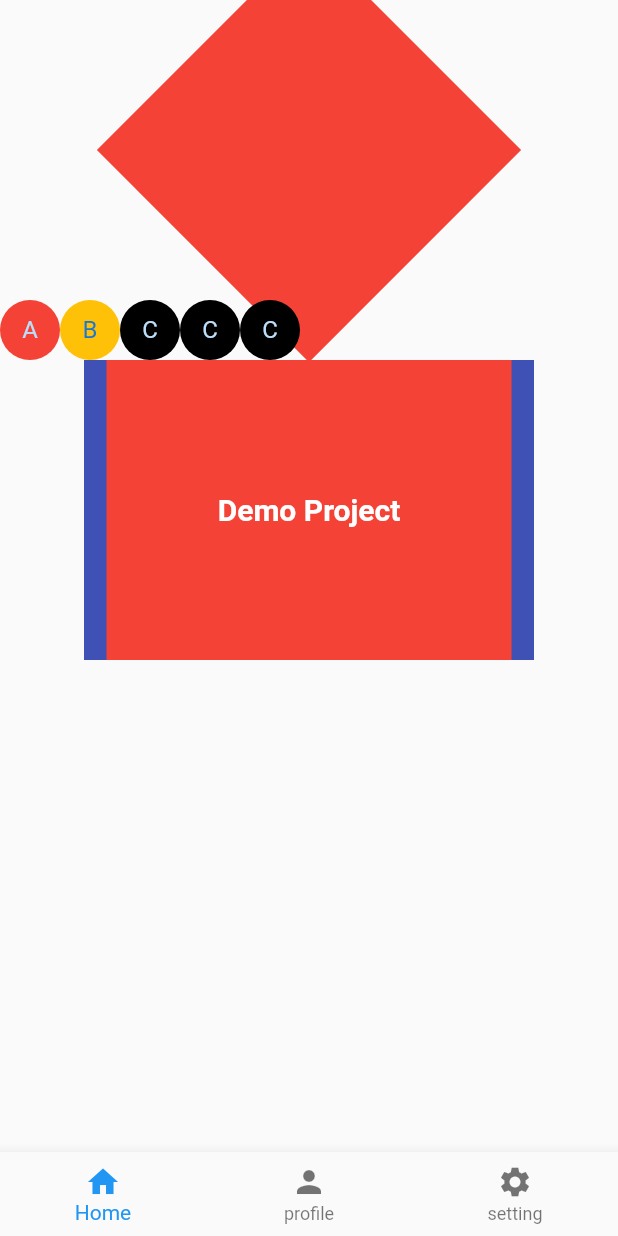
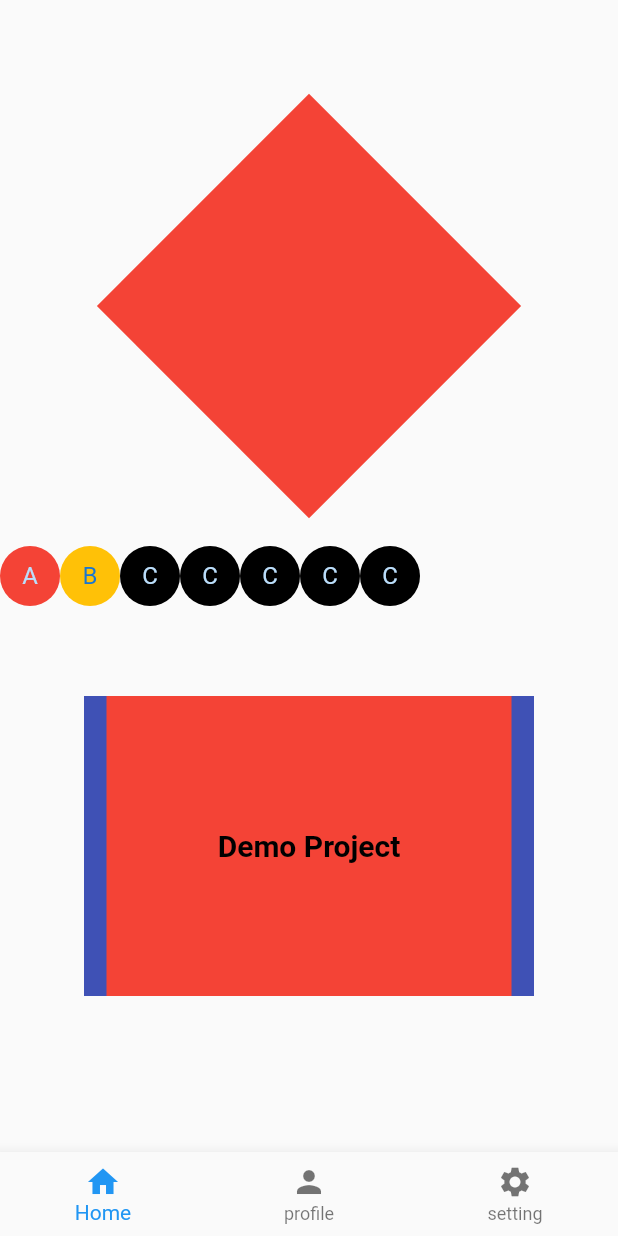
Before and after one commit to januthummar09/bottom_navigation_bar_screen, a Flutter app: the screen it shows after launch, on a phone screen of 412 x 824 dp. Run offline on Flutter 3.47's test engine with Material 2 defaults, Android fonts, the light colour scheme and no system bars.

Commit message:
first commit

```diff
--- a/lib/ab.dart
+++ /dev/null
@@ -1,70 +0,0 @@
-import 'package:flutter/material.dart';
-
-import 'common_widget/common_container.dart';
-
-class Ab extends StatefulWidget {
-  const Ab({Key? key}) : super(key: key);
-
-  @override
-  State<Ab> createState() => _AbState();
-}
-
-class _AbState extends State<Ab> {
-  @override
-  Widget build(BuildContext context) {
-    return Scaffold(
-        body: Column(
-      children: [
-        Center(
-          child: RotationTransition(
-            turns: const AlwaysStoppedAnimation(45 / 360),
-            child: Container(
-              height: 200,
-              width: 200,
-              color: Colors.red,
-            ),
-          ),
-        ),
-        Row(
-            children: List.generate(
-                5,
-                (index) => CircleAvatar(
-                      backgroundColor: index == 0
-                          ? Colors.red
-                          : index == 1
-                              ? Colors.amber
-                              : Colors.black,
-                      child: Text(index == 0
-                          ? "A"
-                          : index == 1
-                              ? "B"
-                              : "C"),
-                    ))),
-        Container(
-          height: 200,
-          width: 300,
-          color: Colors.indigo,
-          child: FractionallySizedBox(
-            widthFactor: 0.9,
-            child: Container(
-              alignment: Alignment.center,
-              color: Colors.red,
-              child:
-                  _buildTextWidget(text: "Demo Project", color: Colors.white),
-            ),
-          ),
-        ),
-      ],
-    ));
-  }
-
-  _buildTextWidget({
-    required String text,
-    required Color color,
-  }) {
-    return Text(
-      text,
-      style: TextStyle(color: color, fontWeight: FontWeight.bold, fontSize: 20),
-    );
-  }
-}
--- a/lib/bottom_navigation_page.dart
+++ b/lib/bottom_navigation_page.dart
@@ -1,6 +1,6 @@
-import 'package:bottom_navigation_bar_screen/ab.dart';
-import 'package:bottom_navigation_bar_screen/cd.dart';
-import 'package:bottom_navigation_bar_screen/ef.dart';
+import 'package:bottom_navigation_bar_screen/first_screen.dart';
+import 'package:bottom_navigation_bar_screen/second_screen.dart';
+import 'package:bottom_navigation_bar_screen/thired_screen.dart';
 import 'package:flutter/material.dart';
 
 class BottomNavigationPage extends StatefulWidget {
@@ -26,7 +26,7 @@ class _BottomNavigationPageState extends State<BottomNavigationPage> {
       size: 150,
     ),
   ];
-  List file = [const Ab(), const Cd(), const Ef()];
+  List file = [const FirstScreen(), const SecondScreen(), const ThiredScreen()];
   @override
   Widget build(BuildContext context) {
     return Scaffold(
--- /dev/null
+++ b/lib/first_screen.dart
@@ -0,0 +1,77 @@
+import 'package:flutter/material.dart';
+
+class FirstScreen extends StatefulWidget {
+  const FirstScreen({Key? key}) : super(key: key);
+
+  @override
+  State<FirstScreen> createState() => _FirstScreenState();
+}
+
+class _FirstScreenState extends State<FirstScreen> {
+  @override
+  Widget build(BuildContext context) {
+    return Scaffold(
+        body: Center(
+      child: Column(
+        mainAxisAlignment: MainAxisAlignment.center,
+        children: [
+          Center(
+            child: RotationTransition(
+              turns: const AlwaysStoppedAnimation(45 / 360),
+              child: Container(
+                height: 200,
+                width: 200,
+                color: Colors.red,
+              ),
+            ),
+          ),
+          const SizedBox(
+            height: 60,
+          ),
+          Row(
+              children: List.generate(
+                  7,
+                  (index) => CircleAvatar(
+                        backgroundColor: index == 0
+                            ? Colors.red
+                            : index == 1
+                                ? Colors.amber
+                                : Colors.black,
+                        child: Text(index == 0
+                            ? "A"
+                            : index == 1
+                                ? "B"
+                                : "C"),
+                      ))),
+          const SizedBox(
+            height: 60,
+          ),
+          Container(
+            height: 200,
+            width: 300,
+            color: Colors.indigo,
+            child: FractionallySizedBox(
+              widthFactor: 0.9,
+              child: Container(
+                alignment: Alignment.center,
+                color: Colors.red,
+                child:
+                    _buildTextWidget(text: "Demo Project", color: Colors.black),
+              ),
+            ),
+          ),
+        ],
+      ),
+    ));
+  }
+
+  _buildTextWidget({
+    required String text,
+    required Color color,
+  }) {
+    return Text(
+      text,
+      style: TextStyle(color: color, fontWeight: FontWeight.bold, fontSize: 20),
+    );
+  }
+}
--- a/lib/main.dart
+++ b/lib/main.dart
@@ -19,7 +19,6 @@ class MyApp extends StatelessWidget {
         primarySwatch: Colors.blue,
       ),
       home: const BottomNavigationPage(),
-      // home: const Cd(),
     );
   }
 }
--- a/lib/student.dart
+++ /dev/null
@@ -1,6 +0,0 @@
-class Student{
-  void name(){
-
-  }
-
-}
```
Also changed, not shown: lib/second_screen.dart (renamed from lib/cd.dart, +4 -4 lines), lib/thired_screen.dart (renamed from lib/ef.dart, +4 -4 lines).
